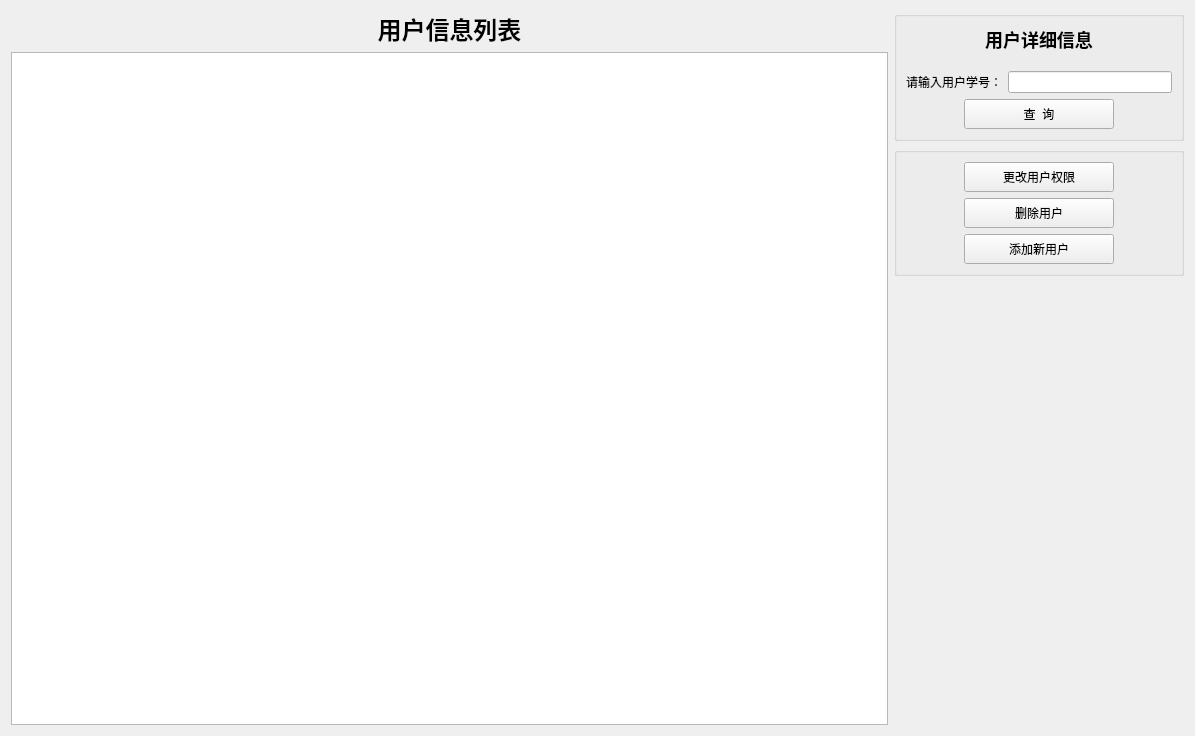
This is LibraryManageByMysqlQt/usermanagementwidget.ui in ocean0117/library-manage-by-mysql-qt as Qt 5 draws it before an edit. The edited form follows.
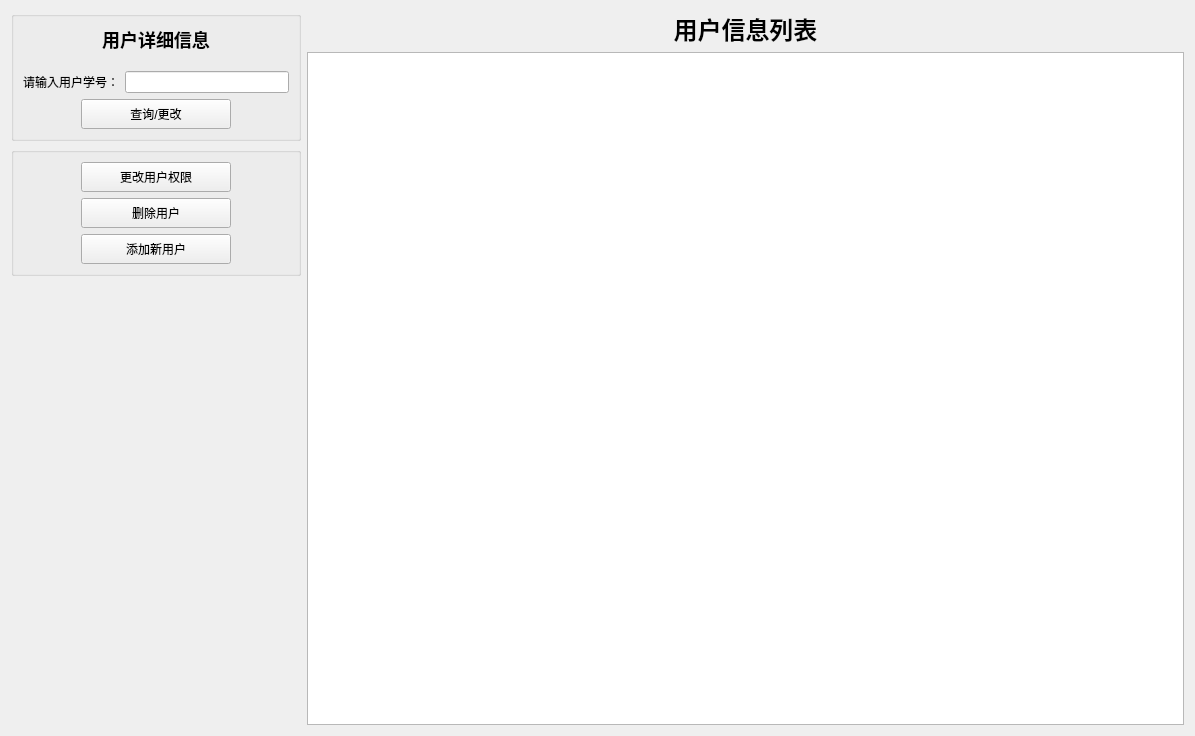
This is the edited form.

```diff
--- a/LibraryManageByMysqlQt/usermanagementwidget.ui
+++ b/LibraryManageByMysqlQt/usermanagementwidget.ui
@@ -26,24 +26,7 @@
    <string>Form</string>
   </property>
   <layout class="QGridLayout" name="gridLayout_3">
-   <item row="0" column="0" rowspan="3">
-    <layout class="QVBoxLayout" name="verticalLayout">
-     <item>
-      <widget class="QLabel" name="label">
-       <property name="text">
-        <string>&lt;h1&gt;用户信息列表&lt;/h1&gt;</string>
-       </property>
-       <property name="alignment">
-        <set>Qt::AlignCenter</set>
-       </property>
-      </widget>
-     </item>
-     <item>
-      <widget class="QTableWidget" name="tableWidget"/>
-     </item>
-    </layout>
-   </item>
-   <item row="0" column="1">
+   <item row="0" column="0">
     <widget class="QGroupBox" name="groupBox">
      <property name="minimumSize">
       <size>
@@ -187,7 +170,7 @@
          </size>
         </property>
         <property name="text">
-         <string>查  询</string>
+         <string>查询/更改</string>
         </property>
        </widget>
       </item>
@@ -207,7 +190,24 @@
      </layout>
     </widget>
    </item>
-   <item row="1" column="1">
+   <item row="0" column="1" rowspan="3">
+    <layout class="QVBoxLayout" name="verticalLayout">
+     <item>
+      <widget class="QLabel" name="label">
+       <property name="text">
+        <string>&lt;h1&gt;用户信息列表&lt;/h1&gt;</string>
+       </property>
+       <property name="alignment">
+        <set>Qt::AlignCenter</set>
+       </property>
+      </widget>
+     </item>
+     <item>
+      <widget class="QTableWidget" name="tableWidget"/>
+     </item>
+    </layout>
+   </item>
+   <item row="1" column="0">
     <widget class="QGroupBox" name="groupBox_2">
      <property name="minimumSize">
       <size>
@@ -285,7 +285,7 @@
      </layout>
     </widget>
    </item>
-   <item row="2" column="1">
+   <item row="2" column="0">
     <spacer name="verticalSpacer">
      <property name="orientation">
       <enum>Qt::Vertical</enum>
```
